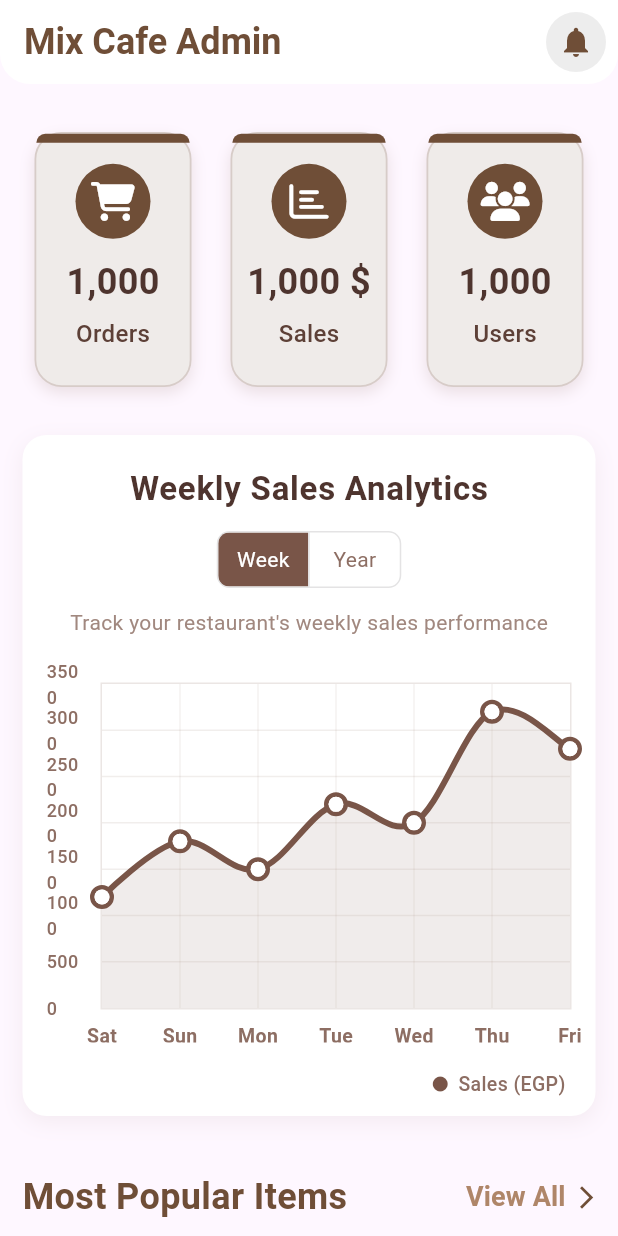
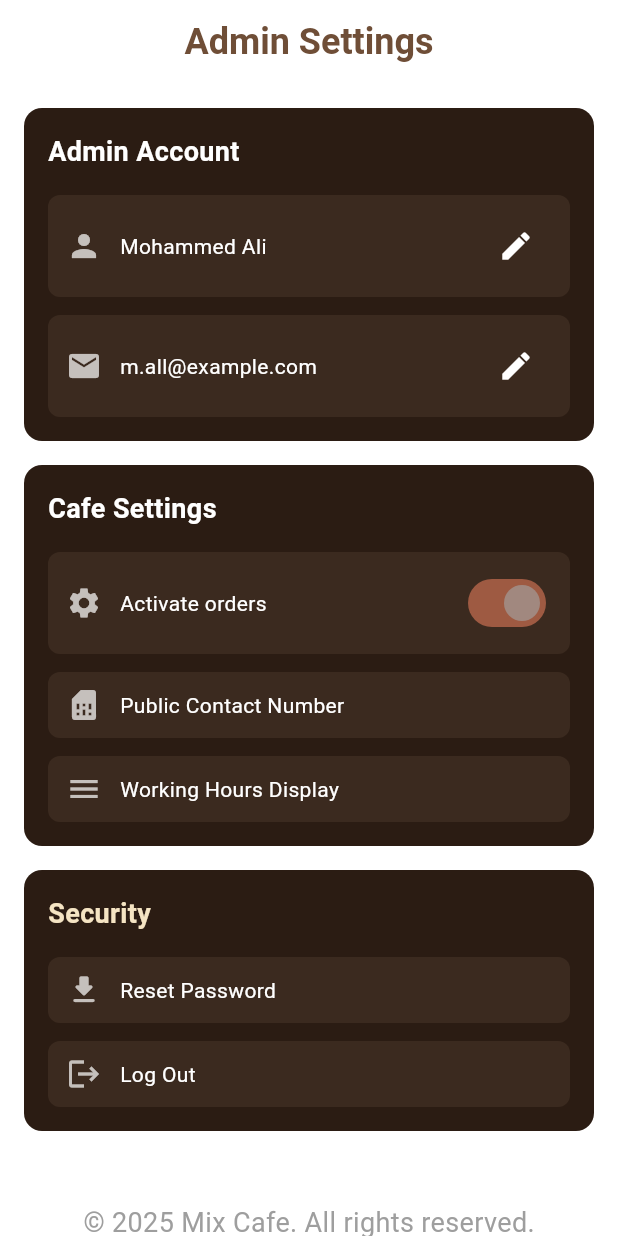
Before and after one commit to Moatasem-Official/CRUD-Mix-Cafe-App, a Flutter app: the screen it shows after launch, on a phone screen of 412 x 824 dp. Run offline on Flutter 3.47's test engine with Material 3 defaults, Android fonts, the phone set to English and light mode, and no system bars; drawn by our look-alikes of fl_chart; our stand-ins replace device_preview, dotted_border, font_awesome_flutter.

Commit message:
Finish Admin Settings Screen Ui

```diff
--- a/lib/app_router.dart
+++ b/lib/app_router.dart
@@ -1,4 +1,5 @@
 import 'package:flutter/material.dart';
+import 'package:mix_cafe_app/presentation/screens/admin/admin_settings_screen.dart';
 import 'package:mix_cafe_app/presentation/screens/admin/analytics_home_screen.dart';
 import 'package:mix_cafe_app/presentation/screens/admin/categories_managment_screen.dart';
 import 'package:mix_cafe_app/presentation/screens/admin/category_products_screen.dart';
@@ -23,6 +24,7 @@ class AppRouter {
   static const String ordersManagment = '/ordersManagment';
   static const String notifications = '/notifications';
   static const String analyticsHome = '/analyticsHome';
+  static const String adminSettingsScreen = '/adminSettingsScreen';
   static const String customerLogin = '/customerLogin';
   static const String customerSignUp = '/customerSignUp';
   static const String forgetPassword = '/forgetPassword';
@@ -55,6 +57,8 @@ class AppRouter {
         return MaterialPageRoute(builder: (_) => const NotificationsScreen());
       case analyticsHome:
         return MaterialPageRoute(builder: (_) => const AnalyticsHomeScreen());
+      case adminSettingsScreen:
+        return MaterialPageRoute(builder: (_) => const AdminSettingsScreen());
       case customerLogin:
         return MaterialPageRoute(builder: (_) => const CustomerLoginScreen());
       case customerSignUp:
--- /dev/null
+++ b/lib/presentation/screens/admin/admin_settings_screen.dart
@@ -0,0 +1,242 @@
+import 'package:flutter/material.dart';
+
+class AdminSettingsScreen extends StatefulWidget {
+  const AdminSettingsScreen({super.key});
+
+  @override
+  State<AdminSettingsScreen> createState() => _AdminSettingsScreenState();
+}
+
+class _AdminSettingsScreenState extends State<AdminSettingsScreen> {
+  bool isOrdersActivated = true;
+
+  @override
+  Widget build(BuildContext context) {
+    return Scaffold(
+      appBar: AppBar(
+        surfaceTintColor: Colors.white,
+        automaticallyImplyLeading: true,
+        backgroundColor: Colors.white,
+        centerTitle: true,
+        title: const Text(
+          'Admin Settings',
+          style: TextStyle(
+            color: Color(0xFF6F4E37),
+            fontSize: 24,
+            fontWeight: FontWeight.bold,
+          ),
+        ),
+        elevation: 0,
+      ),
+      backgroundColor: Colors.white,
+      body: SingleChildScrollView(
+        scrollDirection: Axis.vertical,
+        child: SizedBox(
+          width: MediaQuery.of(context).size.width,
+          child: Column(
+            mainAxisAlignment: MainAxisAlignment.center,
+            children: [
+              Container(
+                padding: const EdgeInsets.all(16),
+                margin: const EdgeInsets.only(top: 16, left: 16, right: 16),
+                decoration: BoxDecoration(
+                  color: const Color(0xFF2B1C13), // خلفية بنية داكنة
+                  borderRadius: BorderRadius.circular(12),
+                ),
+                child: Column(
+                  crossAxisAlignment: CrossAxisAlignment.start,
+                  children: [
+                    const Text(
+                      'Admin Account',
+                      style: TextStyle(
+                        color: Colors.white,
+                        fontSize: 18,
+                        fontWeight: FontWeight.bold,
+                      ),
+                    ),
+                    const SizedBox(height: 16),
+
+                    // الاسم
+                    _infoRow(Icons.person, 'Mohammed Ali', onTap: () {}),
+                    const SizedBox(height: 12),
+
+                    // الإيميل
+                    _infoRow(Icons.email, 'm.all@example.com', onTap: () {}),
+                  ],
+                ),
+              ),
+              Container(
+                padding: const EdgeInsets.all(16),
+                margin: const EdgeInsets.only(top: 16, left: 16, right: 16),
+                decoration: BoxDecoration(
+                  color: const Color(0xFF2B1C13),
+                  borderRadius: BorderRadius.circular(12),
+                ),
+                child: Column(
+                  crossAxisAlignment: CrossAxisAlignment.start,
+                  children: [
+                    const Text(
+                      'Cafe Settings',
+                      style: TextStyle(
+                        color: Colors.white,
+                        fontSize: 18,
+                        fontWeight: FontWeight.bold,
+                      ),
+                    ),
+                    const SizedBox(height: 16),
+
+                    // Activate orders with switch
+                    Container(
+                      padding: const EdgeInsets.symmetric(
+                        horizontal: 12,
+                        vertical: 10,
+                      ),
+                      decoration: BoxDecoration(
+                        color: const Color(0xFF3B2A1F),
+                        borderRadius: BorderRadius.circular(8),
+                      ),
+                      child: Row(
+                        children: [
+                          const Icon(Icons.settings, color: Colors.white70),
+                          const SizedBox(width: 12),
+                          const Expanded(
+                            child: Text(
+                              'Activate orders',
+                              style: TextStyle(color: Colors.white),
+                            ),
+                          ),
+                          Switch(
+                            activeTrackColor: const Color.fromARGB(
+                              255,
+                              158,
+                              90,
+                              66,
+                            ),
+                            inactiveTrackColor: Colors.grey[300],
+                            value: isOrdersActivated,
+                            activeColor: Colors.brown[300],
+                            inactiveThumbColor: Colors.grey,
+                            onChanged: (value) {
+                              setState(() {
+                                isOrdersActivated = value;
+                              });
+                            },
+                          ),
+                        ],
+                      ),
+                    ),
+
+                    const SizedBox(height: 12),
+
+                    // Public Contact Number
+                    _settingsItem(Icons.sim_card, 'Public Contact Number'),
+
+                    const SizedBox(height: 12),
+
+                    // Working Hours Display
+                    _settingsItem(Icons.menu, 'Working Hours Display'),
+                  ],
+                ),
+              ),
+              Container(
+                padding: const EdgeInsets.all(16),
+                margin: const EdgeInsets.all(16),
+                decoration: BoxDecoration(
+                  color: const Color(0xFF2B1C13),
+                  borderRadius: BorderRadius.circular(12),
+                ),
+                child: Column(
+                  crossAxisAlignment: CrossAxisAlignment.start,
+                  children: [
+                    const Text(
+                      'Security',
+                      style: TextStyle(
+                        color: Color(0xFFF5E4C3), // لون كريمي فاتح زي الصورة
+                        fontSize: 18,
+                        fontWeight: FontWeight.bold,
+                      ),
+                    ),
+                    const SizedBox(height: 16),
+
+                    _securityItem(Icons.download_rounded, 'Reset Password'),
+                    const SizedBox(height: 12),
+                    _securityItem(Icons.logout, 'Log Out'),
+                  ],
+                ),
+              ),
+              const SizedBox(height: 16),
+              const Padding(
+                padding: EdgeInsets.all(16.0),
+                child: Text(
+                  '© 2025 Mix Cafe. All rights reserved.',
+                  style: TextStyle(color: Colors.grey, fontSize: 18),
+                ),
+              ),
+            ],
+          ),
+        ),
+      ),
+    );
+  }
+}
+
+Widget _infoRow(IconData icon, String text, {Function()? onTap}) {
+  return Container(
+    padding: const EdgeInsets.symmetric(horizontal: 12, vertical: 10),
+    decoration: BoxDecoration(
+      color: const Color(0xFF3B2A1F),
+      borderRadius: BorderRadius.circular(8),
+    ),
+    child: Row(
+      children: [
+        Icon(icon, color: Colors.white70),
+        const SizedBox(width: 12),
+        Expanded(
+          child: Text(text, style: const TextStyle(color: Colors.white)),
+        ),
+        IconButton(
+          icon: const Icon(Icons.edit, color: Colors.white),
+          onPressed: onTap,
+        ),
+      ],
+    ),
+  );
+}
+
+Widget _settingsItem(IconData icon, String text) {
+  return Container(
+    padding: const EdgeInsets.symmetric(horizontal: 12, vertical: 10),
+    decoration: BoxDecoration(
+      color: const Color(0xFF3B2A1F),
+      borderRadius: BorderRadius.circular(8),
+    ),
+    child: Row(
+      children: [
+        Icon(icon, color: Colors.white70),
+        const SizedBox(width: 12),
+        Expanded(
+          child: Text(text, style: const TextStyle(color: Colors.white)),
+        ),
+      ],
+    ),
+  );
+}
+
+Widget _securityItem(IconData icon, String label) {
+  return Container(
+    padding: const EdgeInsets.symmetric(horizontal: 12, vertical: 10),
+    decoration: BoxDecoration(
+      color: const Color(0xFF3B2A1F),
+      borderRadius: BorderRadius.circular(8),
+    ),
+    child: Row(
+      children: [
+        Icon(icon, color: Colors.white70),
+        const SizedBox(width: 12),
+        Expanded(
+          child: Text(label, style: const TextStyle(color: Colors.white)),
+        ),
+      ],
+    ),
+  );
+}
--- a/lib/presentation/screens/splash_screen.dart
+++ b/lib/presentation/screens/splash_screen.dart
@@ -14,7 +14,7 @@ class _SplashScreenState extends State<SplashScreen> {
     super.initState();
     Future.delayed(const Duration(seconds: 5), () {
       if (!mounted) return;
-      Navigator.pushReplacementNamed(context, '/analyticsHome');
+      Navigator.pushReplacementNamed(context, '/adminSettingsScreen');
     });
   }
 
```
